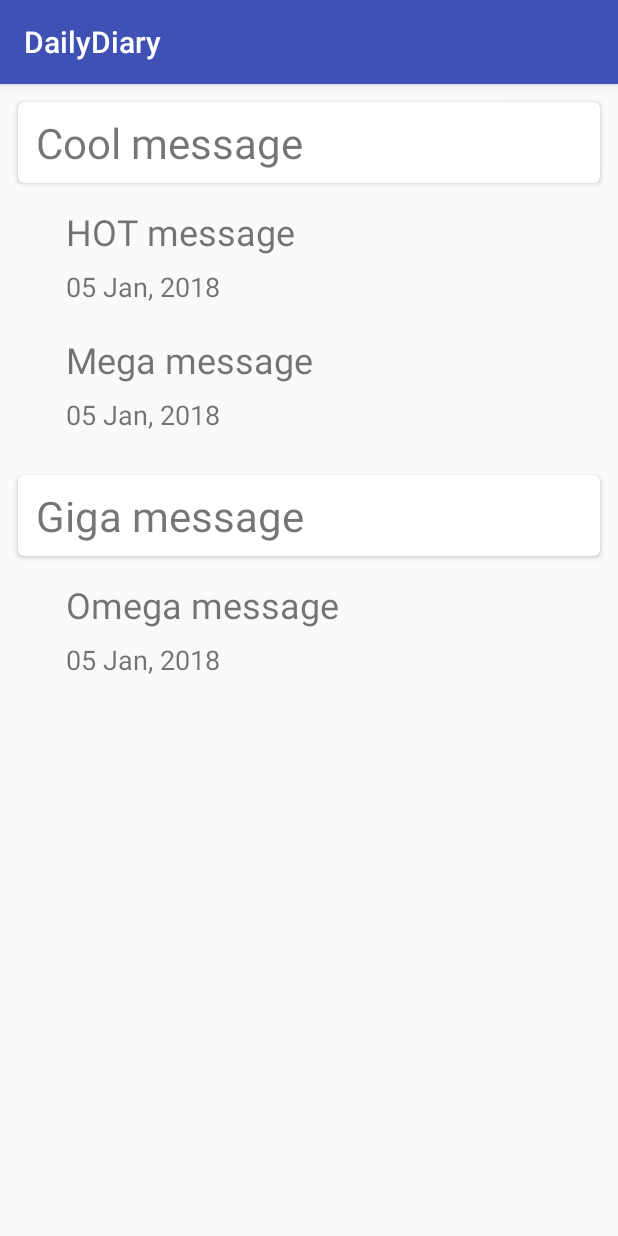
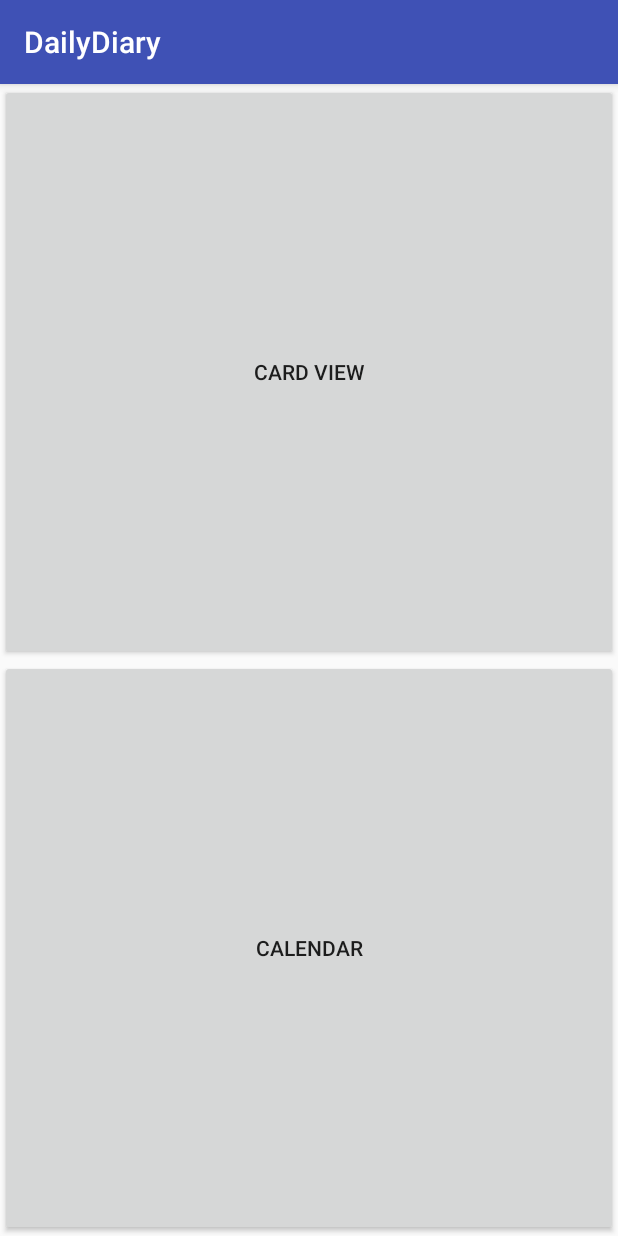
Before and after one commit to janpatrix/DailyDiary, an Android app: the screen it shows after launch (CalendarActivity before the commit, MenuViewActivity after it), on a phone screen of 412 x 824 dp. Run offline under Robolectric (Android 15) with nearby library versions, the phone set to English and light mode, and no system bars.

Commit message:
Add Menu launch screen and optimized cardview

```diff
--- a/app/src/main/AndroidManifest.xml
+++ b/app/src/main/AndroidManifest.xml
@@ -9,13 +9,15 @@
         android:roundIcon="@mipmap/ic_launcher_round"
         android:supportsRtl="true"
         android:theme="@style/AppTheme">
-        <activity android:name=".Activities.CalendarActivity">
+        <activity android:name=".Activities.MenuViewActivity">
             <intent-filter>
                 <action android:name="android.intent.action.MAIN" />
 
                 <category android:name="android.intent.category.LAUNCHER" />
             </intent-filter>
         </activity>
+        <activity android:name=".Activities.CalendarActivity"></activity>
+        <activity android:name=".Activities.CardViewActivity"></activity>
     </application>
 
 </manifest>
--- a/app/src/main/java/com/example/janpatrix/dailydiary/Activities/CalendarActivity.java
+++ b/app/src/main/java/com/example/janpatrix/dailydiary/Activities/CalendarActivity.java
@@ -3,10 +3,7 @@ package com.example.janpatrix.dailydiary.Activities;
 import android.graphics.Color;
 import android.os.Bundle;
 import android.support.v7.app.AppCompatActivity;
-import android.support.v7.widget.DefaultItemAnimator;
-import android.support.v7.widget.LinearLayoutManager;
-import android.support.v7.widget.OrientationHelper;
-import android.support.v7.widget.RecyclerView;
+
 import android.util.Log;
 import android.view.View;
 import android.widget.ImageView;
@@ -15,7 +12,6 @@ import android.widget.RelativeLayout;
 import android.widget.TextView;
 import android.widget.Toast;
 
-import com.example.janpatrix.dailydiary.Adapter.RowAdapter;
 import com.example.janpatrix.dailydiary.Events.EventLab;
 import com.example.janpatrix.dailydiary.R;
 
@@ -23,8 +19,11 @@ import java.text.SimpleDateFormat;
 import java.util.Calendar;
 import java.util.Date;
 import com.example.janpatrix.dailydiary.Events.EventObject;
+
 import java.util.List;
 import java.util.Locale;
+
+import static com.example.janpatrix.dailydiary.Tools.helper.convertDateToString;
 
 public class CalendarActivity extends AppCompatActivity {
 
@@ -32,51 +31,13 @@ public class CalendarActivity extends AppCompatActivity {
     private ImageView nextDay;
     private TextView currentDate;
     private Calendar calendar = Calendar.getInstance();
-    private Calendar fromCalendar = Calendar.getInstance();
-    private Calendar toCalendar = Calendar.getInstance();
     private RelativeLayout mLayout;
     private int eventIndex;
-    private EventLab eventLab;
-    private EventObject event1;
-    private EventObject event2;
-    private EventObject event3;
-    private EventObject event4;
-    private EventObject event5;
 
     @Override
     protected void onCreate(Bundle savedInstanceState) {
         super.onCreate(savedInstanceState);
-        //setContentView(R.layout.activity_calendar);
-        setContentView(R.layout.activity_card);
-
-        fromCalendar.add(Calendar.HOUR_OF_DAY, 1);
-        toCalendar.add(Calendar.HOUR_OF_DAY, 2);
-        eventLab = EventLab.get(this);
-        eventLab.deleteDatabaseItems();
-
-        event1 = new EventObject(1, "Cool message", fromCalendar.getTime(), toCalendar.getTime(), EventObject.ITEM_TYPE);
-        event2 = new EventObject(2, "HOT message", fromCalendar.getTime(), toCalendar.getTime(), EventObject.EVENT_TYPE);
-        event3 = new EventObject(2, "Mega message", fromCalendar.getTime(), toCalendar.getTime(), EventObject.EVENT_TYPE);
-        event4 = new EventObject(2, "Giga message", fromCalendar.getTime(), toCalendar.getTime(), EventObject.ITEM_TYPE);
-        event5 = new EventObject(2, "Omega message", fromCalendar.getTime(), toCalendar.getTime(), EventObject.EVENT_TYPE);
-
-
-        eventLab.addEvent(event1);
-        eventLab.addEvent(event2);
-        eventLab.addEvent(event3);
-        eventLab.addEvent(event4);
-        eventLab.addEvent(event5);
-
-        /** Recycler View **/
-        RowAdapter adapter = new RowAdapter(eventLab.getEvents());
-        LinearLayoutManager linearLayoutManager = new LinearLayoutManager(this, OrientationHelper.VERTICAL, false);
-        RecyclerView mRecyclerView = findViewById(R.id.recyclerView);
-        mRecyclerView.setLayoutManager(linearLayoutManager);
-        mRecyclerView.setItemAnimator(new DefaultItemAnimator());
-        mRecyclerView.setAdapter(adapter);
-
-
-        /**Calendar View
+        setContentView(R.layout.activity_calendar);
 
         mLayout = findViewById(R.id.left_event_column);
         eventIndex = mLayout.getChildCount();
@@ -101,8 +62,6 @@ public class CalendarActivity extends AppCompatActivity {
             }
         });
         nextDay = findViewById(R.id.next_day);
-         **/
-
 
     }
 
@@ -120,13 +79,10 @@ public class CalendarActivity extends AppCompatActivity {
         displayDailyEvents();
     }
 
-    private String convertDateToString(Date mDate){
-        SimpleDateFormat dateFormat = new SimpleDateFormat("dd MMM, yyyy", Locale.ENGLISH);
-        return dateFormat.format(mDate);
-    }
-
     private void displayDailyEvents(){
         int count = 0;
+        EventLab eventLab = EventLab.get(this);
+
         Date calendarDate = calendar.getTime();
         List<EventObject> dailyEvents = eventLab.getEvents();
         for(EventObject event : dailyEvents){
--- /dev/null
+++ b/app/src/main/java/com/example/janpatrix/dailydiary/Activities/MenuViewActivity.java
@@ -0,0 +1,50 @@
+package com.example.janpatrix.dailydiary.Activities;
+
+import android.content.Intent;
+import android.os.Bundle;
+import android.support.annotation.Nullable;
+import android.support.v7.app.AppCompatActivity;
+import android.view.View;
+import android.widget.Button;
+
+import com.example.janpatrix.dailydiary.R;
+import com.example.janpatrix.dailydiary.Tools.TestData;
+
+/**
+ * Created by patrickgross on 05.01.18.
+ */
+
+public class MenuViewActivity extends AppCompatActivity {
+
+    private TestData testData;
+    private Button btn_card_view;
+    private Button btn_calendar_view;
+
+    @Override
+    protected void onCreate(@Nullable Bundle savedInstanceState) {
+        super.onCreate(savedInstanceState);
+        setContentView(R.layout.activity_menu);
+
+        testData = new TestData();
+        testData.createTestData(this);
+
+        btn_calendar_view = findViewById(R.id.btn_menu_calendar_view);
+        btn_calendar_view.setOnClickListener(new View.OnClickListener() {
+            @Override
+            public void onClick(View view) {
+                Intent intent = new Intent(view.getContext(), CalendarActivity.class);
+                startActivity(intent);
+            }
+        });
+
+        btn_card_view = findViewById(R.id.btn_menu_card_view);
+        btn_card_view.setOnClickListener(new View.OnClickListener() {
+            @Override
+            public void onClick(View view) {
+                Intent intent = new Intent(view.getContext(), CardViewActivity.class);
+                startActivity(intent);
+            }
+        });
+
+    }
+}
--- a/app/src/main/java/com/example/janpatrix/dailydiary/Events/EventObject.java
+++ b/app/src/main/java/com/example/janpatrix/dailydiary/Events/EventObject.java
@@ -10,6 +10,7 @@ public class EventObject {
 
     public static final int ITEM_TYPE = 0;
     public static final int EVENT_TYPE = 1;
+    public static final int DATE_TYPE = 2;
 
     private int mId;
     private String mMessage;
--- /dev/null
+++ b/app/src/main/java/com/example/janpatrix/dailydiary/Tools/TestData.java
@@ -0,0 +1,54 @@
+package com.example.janpatrix.dailydiary.Tools;
+
+import android.content.Context;
+
+import com.example.janpatrix.dailydiary.Events.EventLab;
+import com.example.janpatrix.dailydiary.Events.EventObject;
+
+import java.util.Calendar;
+
+import static com.example.janpatrix.dailydiary.Tools.helper.convertDateToString;
+
+/**
+ * Created by patrickgross on 05.01.18.
+ */
+
+public class TestData {
+
+    private EventLab eventLab;
+    private EventObject eventDate1;
+    private EventObject eventDate2;
+    private EventObject event1;
+    private EventObject event2;
+    private EventObject event3;
+    private EventObject event4;
+    private EventObject event5;
+
+    private Calendar calendar = Calendar.getInstance();
+    private Calendar fromCalendar = Calendar.getInstance();
+    private Calendar toCalendar = Calendar.getInstance();
+
+    public void createTestData(Context context) {
+
+        fromCalendar.add(Calendar.HOUR_OF_DAY, 1);
+        toCalendar.add(Calendar.HOUR_OF_DAY, 2);
+        eventLab = EventLab.get(context);
+        eventLab.deleteDatabaseItems();
+
+        eventDate1 = new EventObject(0, convertDateToString(calendar.getTime()), calendar.getTime(), calendar.getTime(), EventObject.DATE_TYPE);
+        eventDate2 = new EventObject(0, convertDateToString(calendar.getTime()), calendar.getTime(), calendar.getTime(), EventObject.DATE_TYPE);
+        event1 = new EventObject(1, "Cool message", fromCalendar.getTime(), toCalendar.getTime(), EventObject.ITEM_TYPE);
+        event2 = new EventObject(2, "HOT message", fromCalendar.getTime(), toCalendar.getTime(), EventObject.EVENT_TYPE);
+        event3 = new EventObject(2, "Mega message", fromCalendar.getTime(), toCalendar.getTime(), EventObject.EVENT_TYPE);
+        event4 = new EventObject(2, "Giga message", fromCalendar.getTime(), toCalendar.getTime(), EventObject.ITEM_TYPE);
+        event5 = new EventObject(2, "Omega message", fromCalendar.getTime(), toCalendar.getTime(), EventObject.EVENT_TYPE);
+
+        eventLab.addEvent(eventDate1);
+        eventLab.addEvent(event1);
+        eventLab.addEvent(event2);
+        eventLab.addEvent(event3);
+        eventLab.addEvent(event4);
+        eventLab.addEvent(event5);
+        eventLab.addEvent(eventDate2);
+    }
+}
--- /dev/null
+++ b/app/src/main/java/com/example/janpatrix/dailydiary/Tools/helper.java
@@ -0,0 +1,17 @@
+package com.example.janpatrix.dailydiary.Tools;
+
+import java.text.SimpleDateFormat;
+import java.util.Date;
+import java.util.Locale;
+
+/**
+ * Created by patrickgross on 05.01.18.
+ */
+
+public class helper {
+
+    public static String convertDateToString(Date mDate){
+        SimpleDateFormat dateFormat = new SimpleDateFormat("dd MMM, yyyy", Locale.ENGLISH);
+        return dateFormat.format(mDate);
+    }
+}
--- a/app/src/main/res/layout/activity_card.xml
+++ b/app/src/main/res/layout/activity_card.xml
@@ -1,6 +1,10 @@
 <?xml version="1.0" encoding="utf-8"?>
-<android.support.v7.widget.RecyclerView
-xmlns:android="http://schemas.android.com/apk/res/android"
-android:id="@+id/recyclerView"
-android:layout_height="match_parent"
-android:layout_width="match_parent"/>
+
+
+    <android.support.v7.widget.RecyclerView
+        xmlns:android="http://schemas.android.com/apk/res/android"
+        android:id="@+id/recyclerView"
+        android:layout_height="match_parent"
+        android:layout_width="match_parent">
+
+    </android.support.v7.widget.RecyclerView>
--- /dev/null
+++ b/app/src/main/res/layout/activity_menu.xml
@@ -0,0 +1,20 @@
+<?xml version="1.0" encoding="utf-8"?>
+<LinearLayout xmlns:android="http://schemas.android.com/apk/res/android"
+    android:layout_width="match_parent"
+    android:layout_height="match_parent"
+    android:orientation="vertical">
+
+    <Button
+        android:id="@+id/btn_menu_card_view"
+        android:layout_width="match_parent"
+        android:layout_height="5dp"
+        android:layout_weight="1"
+        android:text="@string/menu_card_view" />
+
+    <Button
+        android:id="@+id/btn_menu_calendar_view"
+        android:layout_width="match_parent"
+        android:layout_height="5dp"
+        android:layout_weight="1"
+        android:text="@string/menu_calendar_view" />
+</LinearLayout>
--- a/app/src/main/res/values/strings.xml
+++ b/app/src/main/res/values/strings.xml
@@ -28,4 +28,7 @@
     <string name="time_24pm">24 pm</string>
     <string name="birth_day">I am going to birthday party</string>
     <string name="current_day_date">8 October, 2016</string>
+
+    <string name="menu_calendar_view">Calendar</string>
+    <string name ="menu_card_view">Card View</string>
 </resources>
```
Also changed, not shown: app/src/main/java/com/example/janpatrix/dailydiary/Activities/CardViewActivity.java (added, +40 -0 lines), app/src/main/java/com/example/janpatrix/dailydiary/Adapter/RowAdapter.java (+16 -7 lines), app/src/main/res/layout/date.xml (added, +19 -0 lines).
